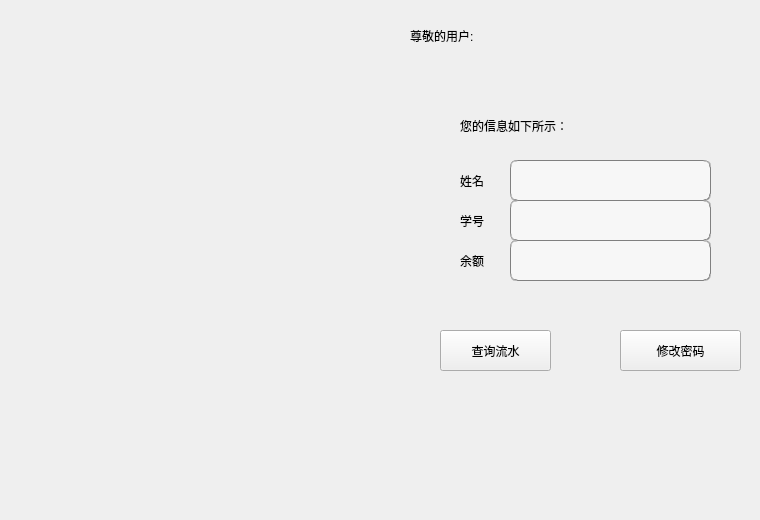
Before: the Qt Designer form CampusCardManager/manager.ui in DandexZ/software_project, drawn with Qt 5.
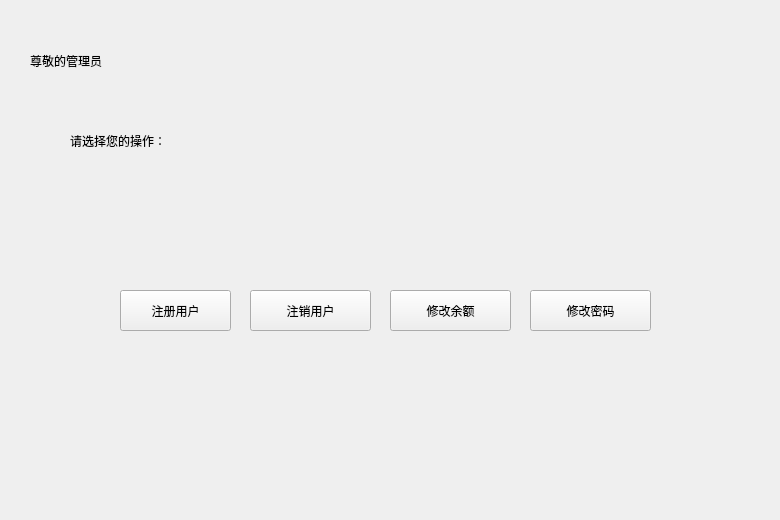
After: the same form once the commit is applied.

Commit message: manager框架编写

Patch:
```diff
--- a/CampusCardManager/manager.ui
+++ b/CampusCardManager/manager.ui
@@ -6,7 +6,7 @@
    <rect>
     <x>0</x>
     <y>0</y>
-    <width>760</width>
+    <width>780</width>
     <height>520</height>
    </rect>
   </property>
@@ -16,107 +16,24 @@
   <widget class="QLabel" name="name">
    <property name="geometry">
     <rect>
-     <x>460</x>
-     <y>160</y>
-     <width>51</width>
-     <height>41</height>
-    </rect>
-   </property>
-   <property name="styleSheet">
-    <string notr="true">font: 9pt &quot;方正姚体&quot;;</string>
-   </property>
-   <property name="text">
-    <string>姓名</string>
-   </property>
-  </widget>
-  <widget class="QLabel" name="label">
-   <property name="geometry">
-    <rect>
-     <x>460</x>
-     <y>100</y>
-     <width>211</width>
-     <height>51</height>
+     <x>70</x>
+     <y>110</y>
+     <width>221</width>
+     <height>61</height>
     </rect>
    </property>
    <property name="styleSheet">
     <string notr="true">font: 12pt &quot;楷体&quot;;</string>
    </property>
    <property name="text">
-    <string>您的信息如下所示：</string>
-   </property>
-  </widget>
-  <widget class="QLabel" name="moneyMessage">
-   <property name="geometry">
-    <rect>
-     <x>510</x>
-     <y>240</y>
-     <width>201</width>
-     <height>41</height>
-    </rect>
-   </property>
-   <property name="styleSheet">
-    <string notr="true">background-color: rgb(247, 247, 247);
-border:1px groove gray;border-radius:
-7px;padding:2px 4px;
-font: 10pt &quot;Candara&quot;;</string>
-   </property>
-   <property name="text">
-    <string/>
-   </property>
-  </widget>
-  <widget class="QLabel" name="nameMessage">
-   <property name="geometry">
-    <rect>
-     <x>510</x>
-     <y>160</y>
-     <width>201</width>
-     <height>41</height>
-    </rect>
-   </property>
-   <property name="styleSheet">
-    <string notr="true">background-color: rgb(247, 247, 247);
-border:1px groove gray;border-radius:
-7px;padding:2px 4px;
-font: 10pt &quot;Candara&quot;;</string>
-   </property>
-   <property name="text">
-    <string/>
-   </property>
-  </widget>
-  <widget class="QLabel" name="money">
-   <property name="geometry">
-    <rect>
-     <x>460</x>
-     <y>240</y>
-     <width>51</width>
-     <height>41</height>
-    </rect>
-   </property>
-   <property name="styleSheet">
-    <string notr="true">font: 9pt &quot;方正姚体&quot;;</string>
-   </property>
-   <property name="text">
-    <string>余额</string>
-   </property>
-  </widget>
-  <widget class="QLabel" name="label_image">
-   <property name="geometry">
-    <rect>
-     <x>0</x>
-     <y>0</y>
-     <width>390</width>
-     <height>520</height>
-    </rect>
-   </property>
-   <property name="text">
-    <string/>
+    <string>请选择您的操作：</string>
    </property>
   </widget>
   <widget class="QPushButton" name="ChangePassword">
    <property name="geometry">
     <rect>
-     <x>620</x>
-     <y>330</y>
+     <x>530</x>
+     <y>290</y>
      <width>121</width>
      <height>41</height>
     </rect>
@@ -125,68 +42,75 @@
     <string>修改密码</string>
    </property>
   </widget>
-  <widget class="QLabel" name="number">
-   <property name="geometry">
-    <rect>
-     <x>460</x>
-     <y>200</y>
-     <width>51</width>
-     <height>41</height>
-    </rect>
-   </property>
-   <property name="styleSheet">
-    <string notr="true">font: 9pt &quot;方正姚体&quot;;</string>
-   </property>
-   <property name="text">
-    <string>学号</string>
-   </property>
-  </widget>
-  <widget class="QLabel" name="numberMessage">
-   <property name="geometry">
-    <rect>
-     <x>510</x>
-     <y>200</y>
-     <width>201</width>
-     <height>41</height>
-    </rect>
-   </property>
-   <property name="styleSheet">
-    <string notr="true">background-color: rgb(247, 247, 247);
-border:1px groove gray;border-radius:
-7px;padding:2px 4px;
-font: 10pt &quot;Candara&quot;;</string>
-   </property>
-   <property name="text">
-    <string/>
-   </property>
-  </widget>
   <widget class="QLabel" name="hint">
    <property name="geometry">
     <rect>
-     <x>410</x>
-     <y>0</y>
-     <width>271</width>
-     <height>71</height>
+     <x>30</x>
+     <y>30</y>
+     <width>191</width>
+     <height>61</height>
     </rect>
    </property>
    <property name="styleSheet">
     <string notr="true">font: 16pt &quot;楷体&quot;;</string>
    </property>
    <property name="text">
-    <string>尊敬的用户:</string>
+    <string>尊敬的管理员</string>
    </property>
   </widget>
   <widget class="QPushButton" name="SearchTransactions">
    <property name="geometry">
     <rect>
-     <x>440</x>
-     <y>330</y>
+     <x>120</x>
+     <y>290</y>
      <width>111</width>
      <height>41</height>
     </rect>
    </property>
    <property name="text">
-    <string>查询流水</string>
+    <string>注册用户</string>
+   </property>
+  </widget>
+  <widget class="QPushButton" name="update_money">
+   <property name="geometry">
+    <rect>
+     <x>390</x>
+     <y>290</y>
+     <width>121</width>
+     <height>41</height>
+    </rect>
+   </property>
+   <property name="text">
+    <string>修改余额</string>
+   </property>
+  </widget>
+  <widget class="QPushButton" name="destroy_user">
+   <property name="geometry">
+    <rect>
+     <x>250</x>
+     <y>290</y>
+     <width>121</width>
+     <height>41</height>
+    </rect>
+   </property>
+   <property name="text">
+    <string>注销用户</string>
+   </property>
+  </widget>
+  <widget class="QLabel" name="name_label">
+   <property name="geometry">
+    <rect>
+     <x>220</x>
+     <y>30</y>
+     <width>211</width>
+     <height>61</height>
+    </rect>
+   </property>
+   <property name="styleSheet">
+    <string notr="true">font: 16pt &quot;楷体&quot;;</string>
+   </property>
+   <property name="text">
+    <string/>
    </property>
   </widget>
  </widget>
```
Left out of the diff: 4 changed lines with no effect on the pictures. The commit also changes 21 other files.
